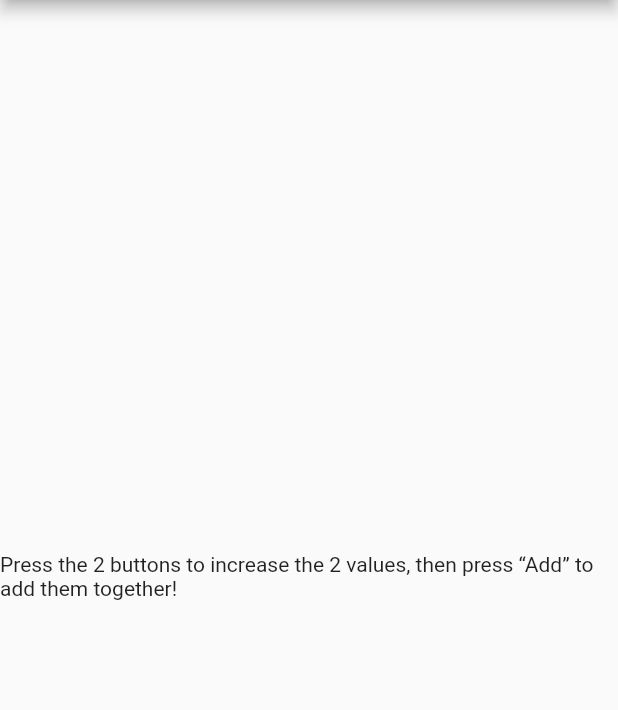
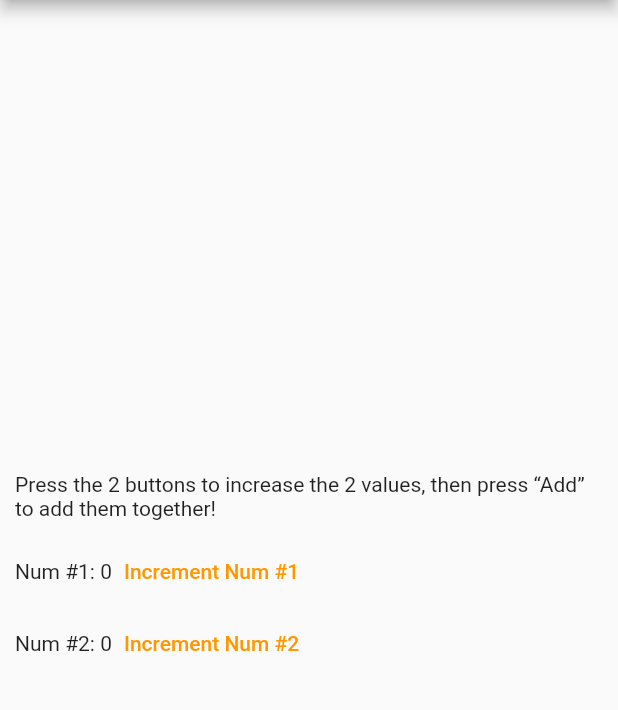
Before and after one commit to techbytesorg/app-design-repo, a Flutter app: the screen it shows after launch, on a phone screen of 412 x 824 dp, the part 84-794 px from its top. Run offline on Flutter 3.47's test engine with Material 2 defaults, Android fonts, the phone set to English and light mode, and no system bars.

Commit message:
Mid May 22nd

```diff
--- /dev/null
+++ b/binary_adder/lib/adder_view.dart
@@ -0,0 +1,67 @@
+import 'package:flutter/material.dart';
+import 'data.dart';
+
+class AdderView extends StatefulWidget {
+  @override
+  State<StatefulWidget> createState() {
+    return _AdderViewState();
+  }
+}
+
+class _AdderViewState extends State<AdderView> {
+  int _num1 = 0;
+  int _num2 = 0;
+  int _sum12 = 0;
+
+  void _increNum1() {
+    setState(() {
+      _num1++;
+    });
+  }
+
+  void _increNum2() {
+    setState(() {
+      _num2++;
+    });
+  }
+
+  void _calSum12() {
+    setState(() {
+      _sum12 = _num1 + _num2;
+    });
+  }
+
+  @override
+  Widget build(BuildContext context) {
+    return Column(
+      children: [
+        Row(
+          children: [
+            Text(
+              "Num #1: $_num1",
+            ),
+            TextButton(
+              child: Text(
+                "Increment Num #1",
+              ),
+              onPressed: _increNum1,
+            ),
+          ],
+        ),
+        Row(
+          children: [
+            Text(
+              "Num #2: $_num2",
+            ),
+            TextButton(
+              child: Text(
+                "Increment Num #2",
+              ),
+              onPressed: _increNum2,
+            ),
+          ],
+        ),
+      ],
+    );
+  }
+}
--- a/binary_adder/lib/binary_adder_app.dart
+++ b/binary_adder/lib/binary_adder_app.dart
@@ -1,5 +1,6 @@
+import 'package:binary_adder/adder_view.dart';
 import 'package:flutter/material.dart';
-import 'data.dart';
+import 'package:flutter/painting.dart';
 
 class BinaryAdderApp extends StatelessWidget {
   @override
@@ -19,6 +20,7 @@ class BinaryAdderApp extends StatelessWidget {
         ),
         body: Container(
           width: double.infinity,
+          padding: const EdgeInsets.all(10.0),
           child: Column(
             mainAxisAlignment: MainAxisAlignment.center,
             crossAxisAlignment: CrossAxisAlignment.center,
@@ -26,6 +28,8 @@ class BinaryAdderApp extends StatelessWidget {
               Text(
                 "Press the 2 buttons to increase the 2 values, then press “Add” to add them together!",
               ),
+              SizedBox(height: 10),
+              AdderView(),
             ],
           ),
         ),
```
